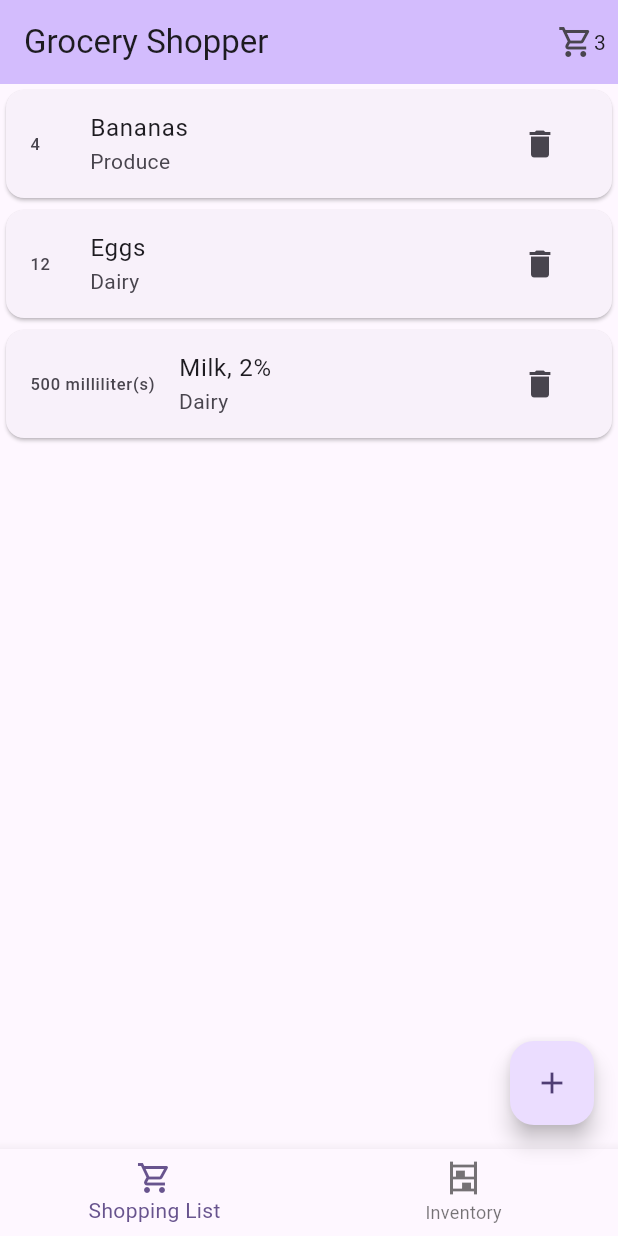
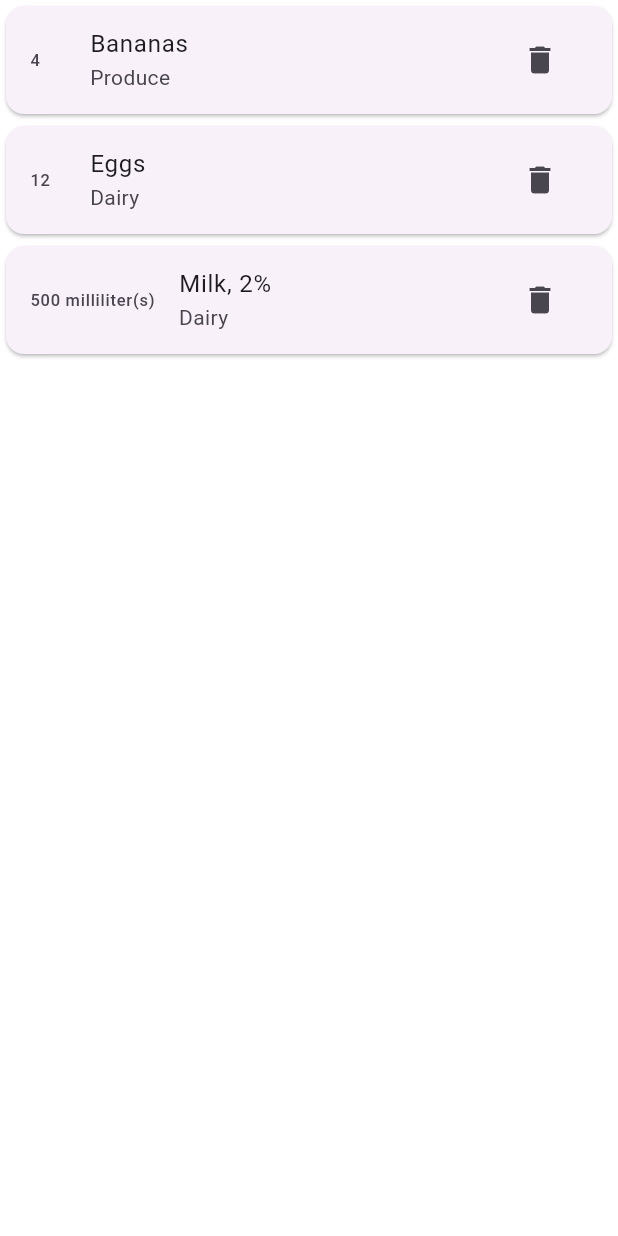
Before and after one commit to tim-spinney/grocery_shopper, a Flutter app: the screen it shows after launch, on a phone screen of 412 x 824 dp. Run offline on Flutter 3.47's test engine with Material 3 defaults, Android fonts, the phone set to English and light mode, and no system bars; our stand-ins replace cloud_firestore, firebase_core, go_router, yaml; accounts and stored records are empty; generated files the repository leaves out were written again.

Commit message:
WIP: added routing but broke scaffolding on pages

```diff
--- a/lib/main.dart
+++ b/lib/main.dart
@@ -1,5 +1,6 @@
 import 'package:firebase_core/firebase_core.dart';
 import 'package:flutter/material.dart';
+import 'package:go_router/go_router.dart';
 import 'package:provider/provider.dart';
 import 'models/category_list_yaml_reader.dart';
 import 'models/inventory_item.dart';
@@ -23,6 +24,20 @@ void main() async {
   runApp(const MyApp());
 }
 
+final _router = GoRouter(
+  initialLocation: '/shoppingList',
+  routes: [
+    GoRoute(
+      path: '/shoppingList',
+      builder: (context, state) => const ShoppingListView(),
+    ),
+    GoRoute(
+      path: '/inventory',
+      builder: (context, state) => const InventoryView(),
+    ),
+  ]
+);
+
 class MyApp extends StatelessWidget {
   const MyApp({super.key});
 
@@ -43,14 +58,14 @@ class MyApp extends StatelessWidget {
       ],
       child: CategoryListProvider(
         reader: CategoryListYamlReader(),
-        child: MaterialApp(
+        child: MaterialApp.router(
           title: 'Flutter Demo',
           theme: ThemeData(
             colorScheme: ColorScheme.fromSeed(seedColor: Colors.deepPurple),
             useMaterial3: true,
           ),
           debugShowCheckedModeBanner: false,
-          home: const MyHomePage(),
+          routerConfig: _router,
         ),
       ),
     );
--- a/pubspec.yaml
+++ b/pubspec.yaml
@@ -35,6 +35,7 @@ dependencies:
   path_provider:
   firebase_core:
   cloud_firestore:
+  go_router:
   # The following adds the Cupertino Icons font to your application.
   # Use with the CupertinoIcons class for iOS style icons.
   cupertino_icons: ^1.0.2
```
Also changed, not shown: lib/shopping_list_item.dart (line endings or trailing spaces), pubspec.lock.
